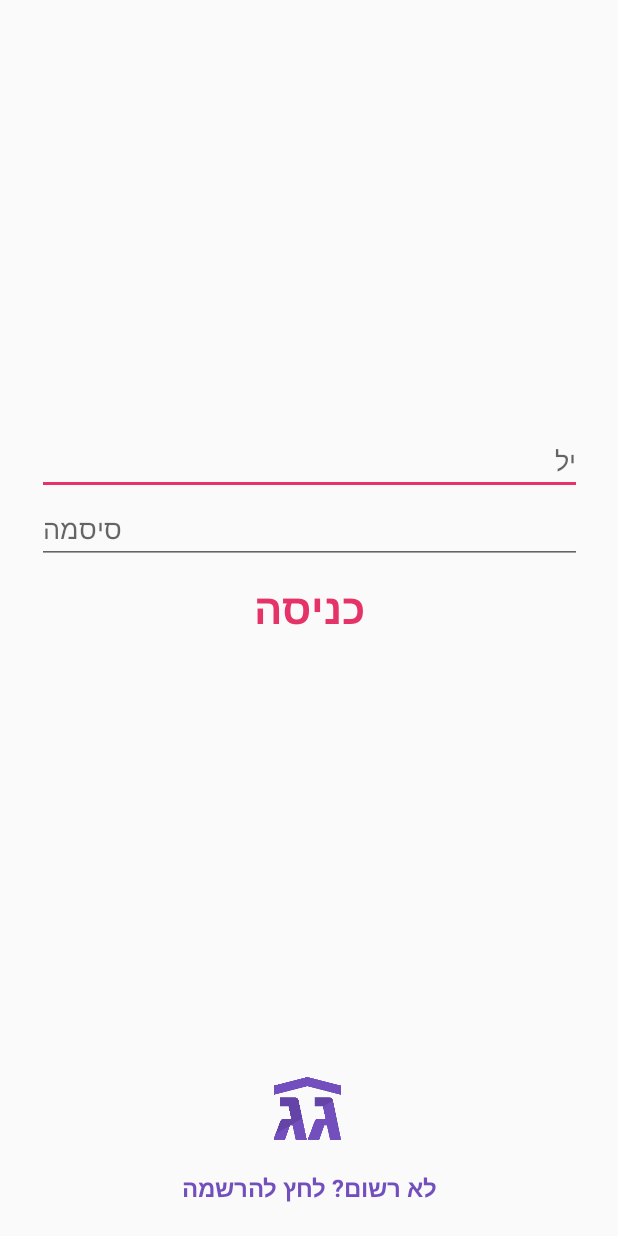
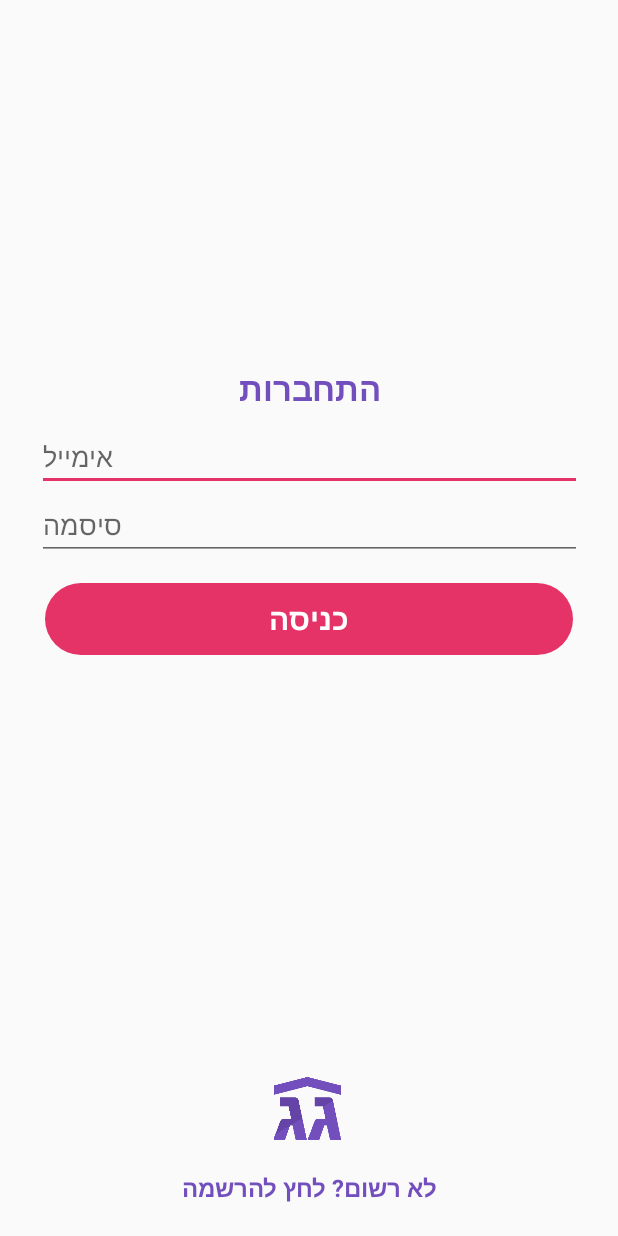
Before and after one commit to Etinka/AndroidAppFinalProject, an Android app: the screen it shows after launch (LoginActivity), on a phone screen of 412 x 824 dp. Run offline under Robolectric (Android 15) with nearby library versions, the phone set to English and light mode, and no system bars; our stand-ins replace Firebase (no records; nobody signed in at launch, a user with empty details on screens opened directly); Roboto replaces fonts that are not available here.

Commit message:
Designed the login page

```diff
--- /dev/null
+++ b/app/src/main/res/drawable/elipsis_button.xml
@@ -0,0 +1,24 @@
+<?xml version="1.0" encoding="utf-8"?>
+<shape xmlns:android="http://schemas.android.com/apk/res/android"
+    android:shape="rectangle" >
+
+    <corners
+        android:bottomLeftRadius="30dp"
+        android:bottomRightRadius="30dp"
+        android:radius="60dp"
+        android:topLeftRadius="30dp"
+        android:topRightRadius="30dp" />
+
+    <solid android:color="@color/colorAccent" />
+
+    <padding
+        android:bottom="0dp"
+        android:left="0dp"
+        android:right="0dp"
+        android:top="0dp" />
+
+    <size
+        android:height="30dp"
+        android:width="270dp" />
+
+</shape>
--- a/app/src/main/res/layout/activity_login.xml
+++ b/app/src/main/res/layout/activity_login.xml
@@ -16,6 +16,7 @@
         android:layout_marginEnd="8dp"
         android:imeOptions="actionNext"
         android:inputType="textEmailAddress"
+        android:textAlignment="viewStart"
         app:layout_constraintBottom_toTopOf="@+id/passwordTV"
         app:layout_constraintEnd_toEndOf="parent"
         app:layout_constraintStart_toStartOf="parent"
@@ -28,6 +29,7 @@
         android:layout_height="wrap_content"
         android:layout_marginStart="8dp"
         android:layout_marginEnd="8dp"
+        android:textAlignment="viewStart"
         android:hint="@string/hint_password"
         android:imeOptions="actionNext"
         android:inputType="textPassword"
@@ -39,17 +41,22 @@
 
     <Button
         android:id="@+id/loginBtn"
-        android:layout_width="wrap_content"
+        android:layout_width="0dp"
         android:layout_height="wrap_content"
-        android:layout_marginStart="8dp"
-        android:layout_marginEnd="8dp"
+        android:layout_marginStart="30dp"
+        android:layout_marginEnd="30dp"
+        android:layout_marginTop="15dp"
+        android:text="@string/sign_in"
+        android:textSize="20sp"
         android:layout_marginBottom="1000dp"
-        android:text="@string/sign_in"
+        android:background="@drawable/elipsis_button"
+        android:textColor="@android:color/white"
         app:layout_constraintBottom_toTopOf="@+id/logoImage"
         app:layout_constraintEnd_toEndOf="parent"
         app:layout_constraintStart_toStartOf="parent"
         app:layout_constraintTop_toBottomOf="@+id/passwordTV"
         app:layout_constraintVertical_chainStyle="packed" />
+
 
     <Button
         android:id="@+id/registerBtn"
@@ -84,6 +91,9 @@
         android:layout_marginTop="64dp"
         android:layout_marginEnd="8dp"
         android:text="@string/sign_in_title"
+        android:textColor="@color/colorPrimary"
+        android:textSize="22sp"
+        android:textStyle="bold"
         android:visibility="invisible"
         app:layout_constraintEnd_toEndOf="parent"
         app:layout_constraintStart_toStartOf="parent"
--- a/app/src/main/res/values/strings.xml
+++ b/app/src/main/res/values/strings.xml
@@ -10,7 +10,7 @@
     <string name="sign_in" translatable="false">כניסה</string>
     <string name="email_hint">אימייל</string>
     <string name="go_to_registration">לא רשום? לחץ להרשמה</string>
-    <string name="sign_in_title">התחבר</string>
+    <string name="sign_in_title">התחברות</string>
 
     <string name="floor">קומה %1$s</string>
     <string name="num_rooms">%1$s חדרים</string>
```
Also changed, not shown: app/src/main/res/layout/activity_login_final.xml (+12 -5 lines).
